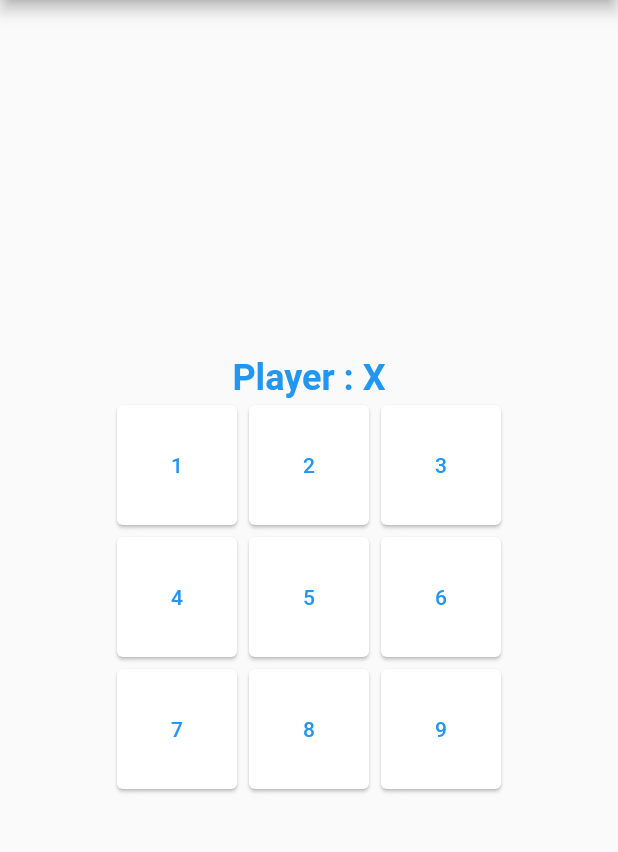
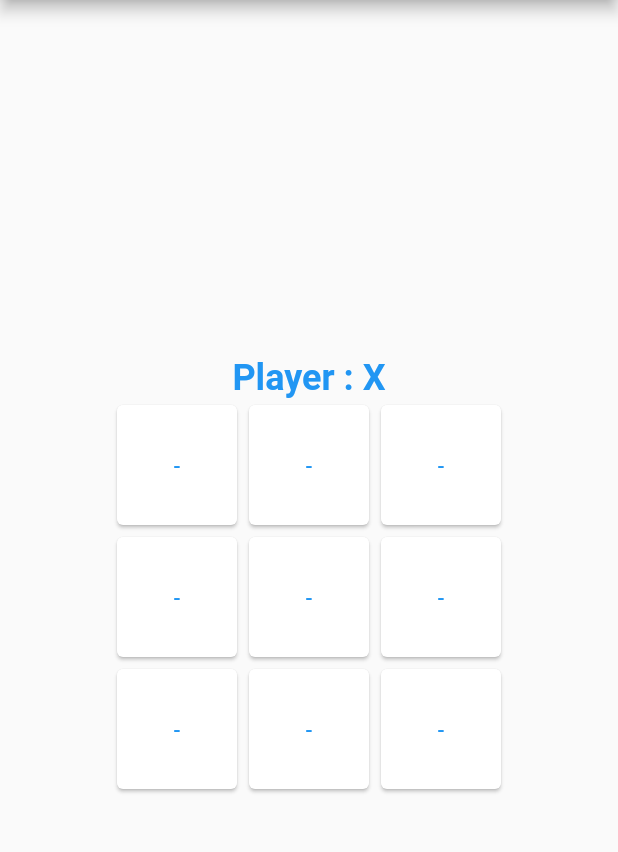
Before and after one commit to grachet/afti-exercice, a Flutter app: the screen it shows after launch, on a phone screen of 412 x 824 dp, the part 84-936 px from its top. Run offline on Flutter 3.47's test engine with Material 2 defaults, Android fonts, the phone set to English and light mode, and no system bars.

Commit message:
working morpion

```diff
--- a/first_flutter/lib/main.dart
+++ b/first_flutter/lib/main.dart
@@ -48,9 +48,21 @@ class MyHomePage extends StatefulWidget {
 class _MyHomePageState extends State<MyHomePage> {
   String player = "X";
 
-  void _play(int index) {
+  List<List<String>> board = [
+    // ["1", "2", "3"],
+    // ["4", "5", "6"],
+    // ["7", "8", "9"],
+    ["-", "-", "-"],
+    ["-", "-", "-"],
+    ["-", "-", "-"],
+  ];
+
+  void _play(int index, int subIndex) {
     setState(() {
-      player = player == "X" ? "O" : "X";
+      if (board[index][subIndex] == "-") {
+        board[index][subIndex] = player;
+        player = player == "X" ? "O" : "X";
+      }
     });
   }
 
@@ -105,8 +117,8 @@ class _MyHomePageState extends State<MyHomePage> {
                       height: 80,
                       width: 80,
                       child: TextButton(
-                        child: const Text('1'),
-                        onPressed: () => _play(1),
+                        child: Text(board[0][0]),
+                        onPressed: () => _play(0, 0),
                       ),
                     )
                   ],
@@ -118,8 +130,8 @@ class _MyHomePageState extends State<MyHomePage> {
                       height: 80,
                       width: 80,
                       child: TextButton(
-                        child: const Text('2'),
-                        onPressed: () => _play(2),
+                        child: Text(board[0][1]),
+                        onPressed: () => _play(0, 1),
                       ),
                     )
                   ],
@@ -131,8 +143,8 @@ class _MyHomePageState extends State<MyHomePage> {
                       height: 80,
                       width: 80,
                       child: TextButton(
-                        child: const Text('3'),
-                        onPressed: () => _play(3),
+                        child: Text(board[0][2]),
+                        onPressed: () => _play(0, 2),
                       ),
                     )
                   ],
@@ -149,8 +161,8 @@ class _MyHomePageState extends State<MyHomePage> {
                       height: 80,
                       width: 80,
                       child: TextButton(
-                        child: const Text('4'),
-                        onPressed: () => _play(4),
+                        child: Text(board[1][0]),
+                        onPressed: () => _play(1, 0),
                       ),
                     )
                   ],
@@ -162,8 +174,8 @@ class _MyHomePageState extends State<MyHomePage> {
                       height: 80,
                       width: 80,
                       child: TextButton(
-                        child: const Text('5'),
-                        onPressed: () => _play(5),
+                        child: Text(board[1][1]),
+                        onPressed: () => _play(1, 1),
                       ),
                     )
                   ],
@@ -175,8 +187,8 @@ class _MyHomePageState extends State<MyHomePage> {
                       height: 80,
                       width: 80,
                       child: TextButton(
-                        child: const Text('6'),
-                        onPressed: () => _play(6),
+                        child: Text(board[1][2]),
+                        onPressed: () => _play(1, 2),
                       ),
                     )
                   ],
@@ -193,8 +205,8 @@ class _MyHomePageState extends State<MyHomePage> {
                       height: 80,
                       width: 80,
                       child: TextButton(
-                        child: const Text('7'),
-                        onPressed: () => _play(7),
+                        child: Text(board[2][0]),
+                        onPressed: () => _play(2, 0),
                       ),
                     )
                   ],
@@ -206,8 +218,8 @@ class _MyHomePageState extends State<MyHomePage> {
                       height: 80,
                       width: 80,
                       child: TextButton(
-                        child: const Text('8'),
-                        onPressed: () => _play(8),
+                        child: Text(board[2][1]),
+                        onPressed: () => _play(2, 1),
                       ),
                     )
                   ],
@@ -219,8 +231,8 @@ class _MyHomePageState extends State<MyHomePage> {
                       height: 80,
                       width: 80,
                       child: TextButton(
-                        child: const Text('9'),
-                        onPressed: () => _play(9),
+                        child: Text(board[2][2]),
+                        onPressed: () => _play(2, 2),
                       ),
                     )
                   ],
```
